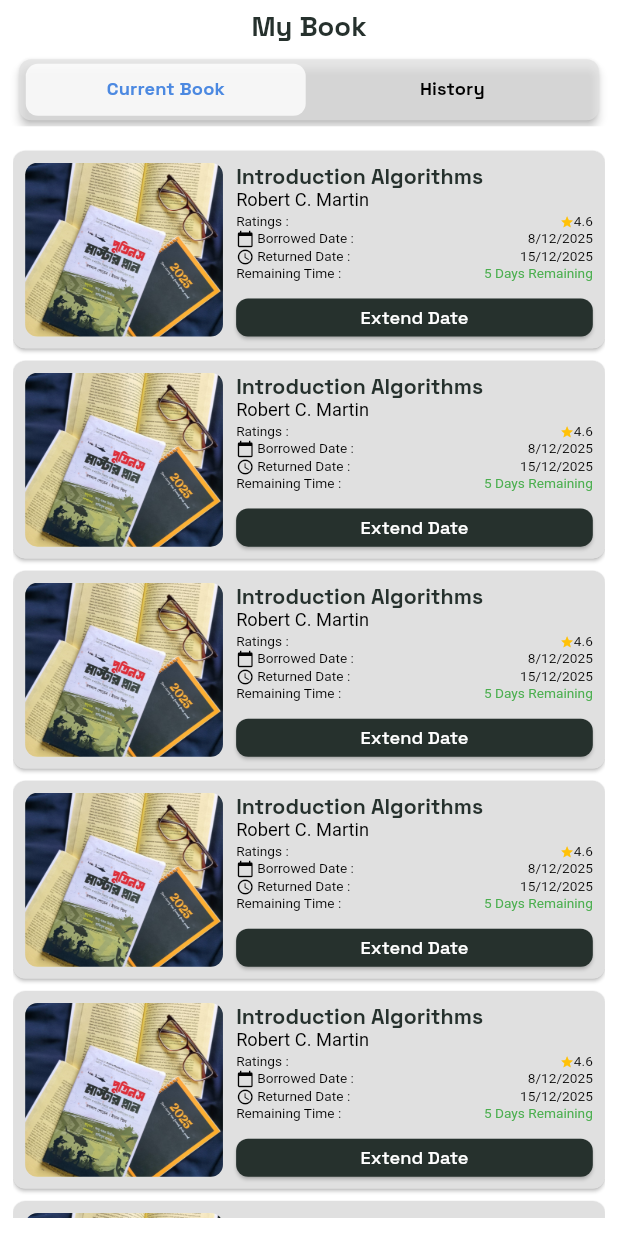
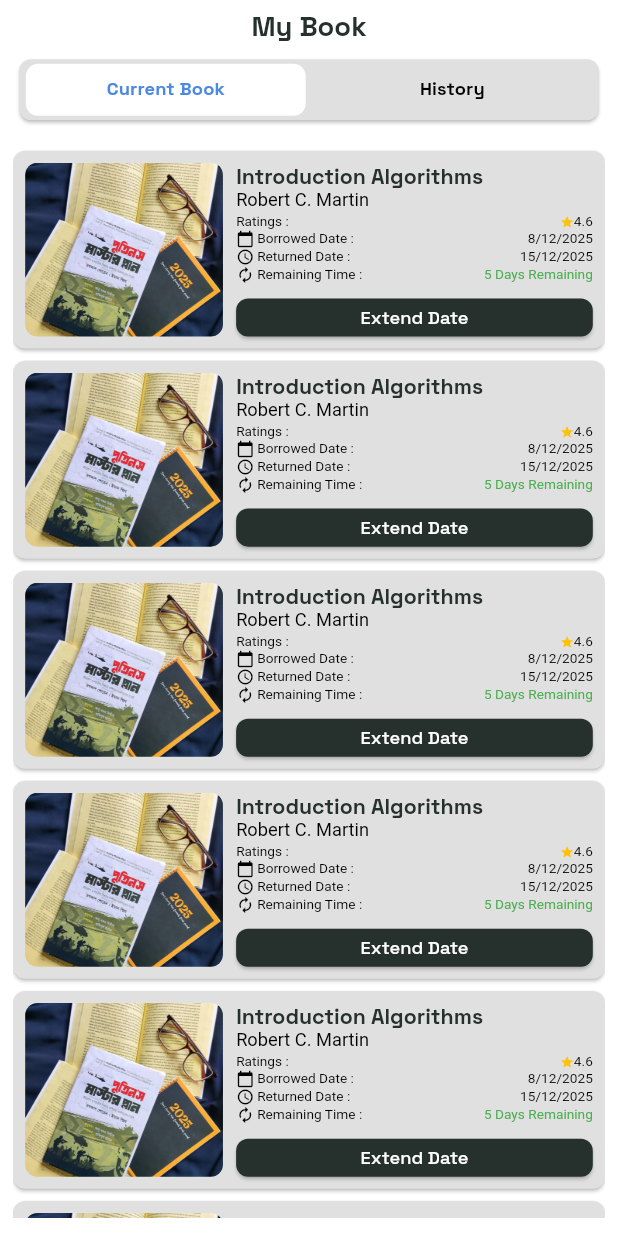
Before and after one commit to md-miyam/my_library, a Flutter app: the MyBookView screen opened by its route, on a phone screen of 412 x 824 dp. Run offline on Flutter 3.47's test engine with Material 3 defaults, Android fonts, the phone set to English and light mode, and no system bars; our stand-ins replace flutter_screenutil, get, lottie.

Commit message:
all complit

```diff
--- a/lib/app/modules/current_book/views/current_book_view.dart
+++ b/lib/app/modules/current_book/views/current_book_view.dart
@@ -145,12 +145,18 @@ class CurrentBookView extends GetView<CurrentBookController> {
                             Row(
                               mainAxisAlignment: MainAxisAlignment.spaceBetween,
                               children: [
+                                Row(
+                                  children: [
+                                    Icon(Icons.autorenew, size: 12),
+                                    SizedBox(width: 2),
                                     Text(
                                       "Remaining Time :",
                                       style: AppTextStyles.regular9.copyWith(
                                       ),
                                       maxLines: 1,
                                       overflow: TextOverflow.ellipsis,
+                                    ),
+                                  ],
                                 ),
                                 Text(
                                   "5 Days Remaining",
--- a/lib/app/modules/my_book/views/my_book_view.dart
+++ b/lib/app/modules/my_book/views/my_book_view.dart
@@ -28,11 +28,11 @@ class MyBookView extends GetView<MyBookController> {
                 height: 48.h,
                 width: double.infinity,
                 child: Card(
-                  color: AppColors.cardGreyColor.withAlpha(180),
+                  color: AppColors.cardGreyColor,
                   shape: RoundedRectangleBorder(
                     borderRadius: BorderRadius.circular(8),
                   ),
-                  elevation: 2.5,
+                  elevation: 1,
                   child: Padding(
                     padding: EdgeInsets.symmetric(
                       vertical: 3.h,
@@ -46,7 +46,7 @@ class MyBookView extends GetView<MyBookController> {
                         isScrollable: false,
                         indicator: BoxDecoration(
                           borderRadius: BorderRadius.circular(8.r),
-                          color: AppColors.whiteColor.withAlpha(200),
+                          color: AppColors.whiteColor,
                         ),
                         indicatorSize: TabBarIndicatorSize.tab,
                         indicatorPadding: EdgeInsets.symmetric(
```
Also changed, not shown: lib/app/modules/saved/views/saved_view.dart (+13 -10 lines). Lines whose indentation alone changed are shown as unchanged.
